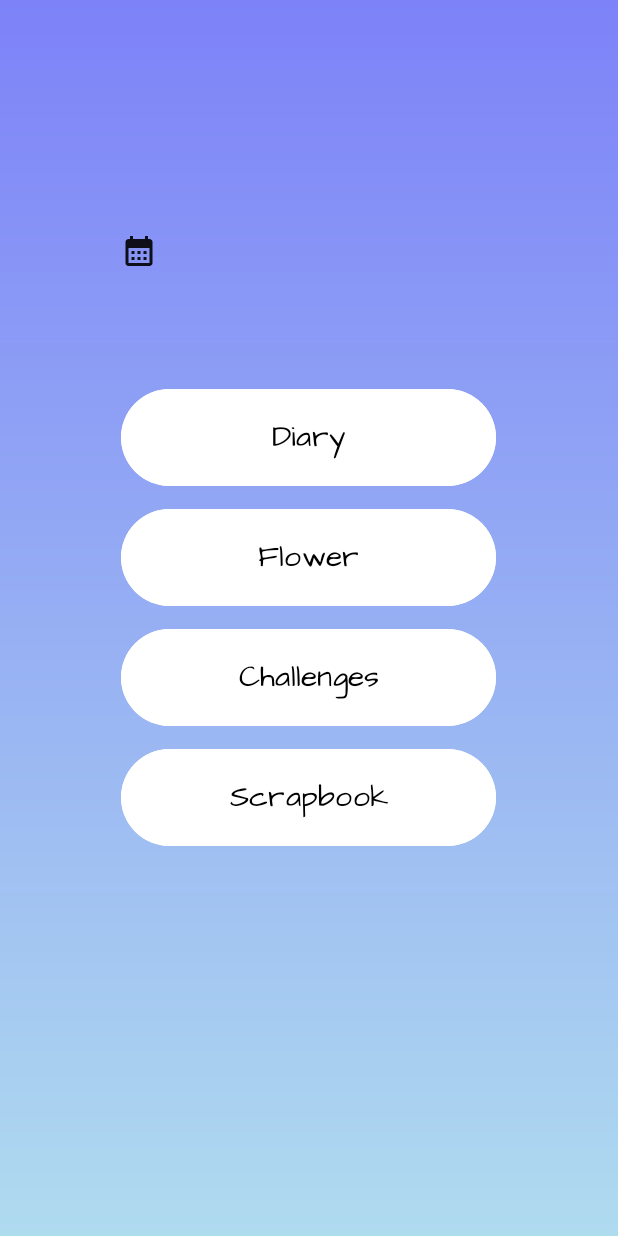
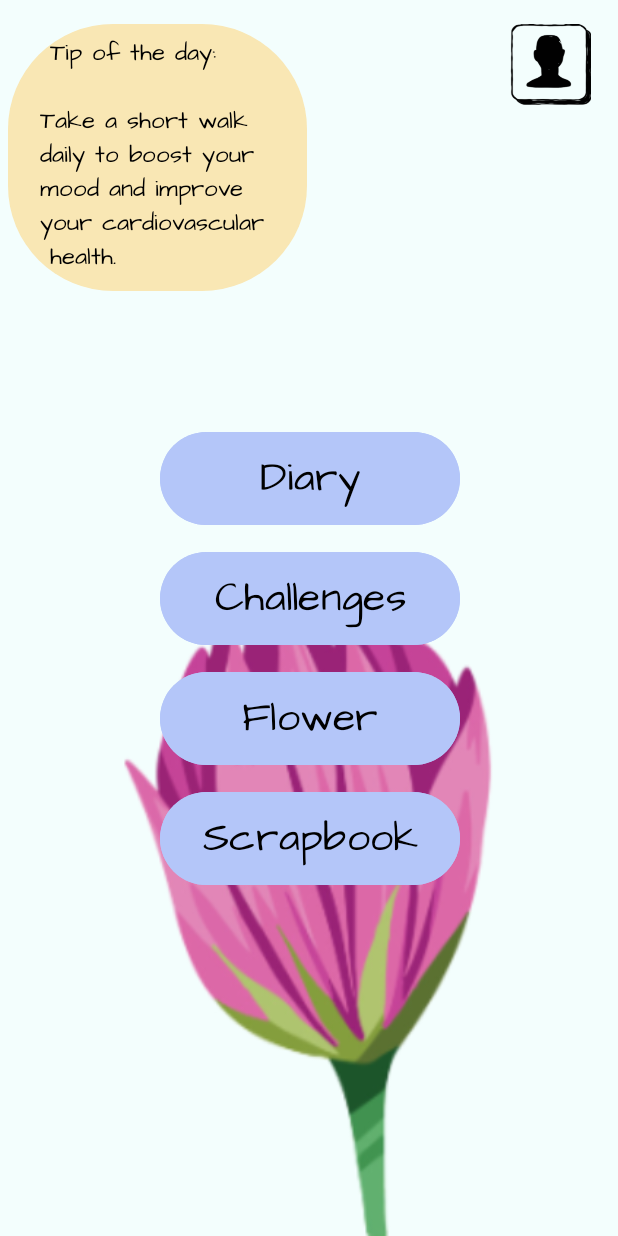
Before and after one commit to JibrilBarkindo/MindKeep, an Android app: the Menu_screen screen opened directly, with no data from a screen before it, on a phone screen of 412 x 824 dp. Run offline under Robolectric (Android 15) with nearby library versions, the phone set to English and light mode, and no system bars.

Commit message:
added more layout design
neeeds profile activity
scrapbook not fully done
needs achievements
maybe a fragment

```diff
--- a/app/build.gradle
+++ b/app/build.gradle
@@ -49,4 +49,5 @@ dependencies {
     testImplementation 'junit:junit:4.13.2'
     androidTestImplementation 'androidx.test.ext:junit:1.1.3'
     androidTestImplementation 'androidx.test.espresso:espresso-core:3.4.0'
+    implementation 'androidx.constraintlayout:constraintlayout:2.1.1'
 }
--- /dev/null
+++ b/app/src/main/res/drawable/beige_box.xml
@@ -0,0 +1,5 @@
+<?xml version="1.0" encoding="utf-8"?>
+<shape xmlns:android="http://schemas.android.com/apk/res/android">
+    <solid android:color="#f9e7b4" />
+    <corners android:radius="70dp" />
+</shape>
--- /dev/null
+++ b/app/src/main/res/drawable/button_border.xml
@@ -0,0 +1,5 @@
+<?xml version="1.0" encoding="utf-8"?>
+<shape xmlns:android="http://schemas.android.com/apk/res/android">
+    <stroke android:width="10dp" android:color="@color/black" />
+    <corners android:radius="10dp" />
+</shape>
--- /dev/null
+++ b/app/src/main/res/drawable/calendar_colour.xml
@@ -0,0 +1,6 @@
+<?xml version="1.0" encoding="utf-8"?>
+<shape xmlns:android="http://schemas.android.com/apk/res/android">
+    <solid android:color="#c4c6ff"/>
+    <stroke android:width="1dp" android:color="#000000"/>
+    <corners android:radius="10dp"/>
+</shape>
--- a/app/src/main/res/drawable/profile.xml
+++ /dev/null
@@ -1,5 +0,0 @@
-<vector android:alpha="0.9" android:height="24dp" android:tint="#000000"
-    android:viewportHeight="24" android:viewportWidth="24"
-    android:width="24dp" xmlns:android="http://schemas.android.com/apk/res/android">
-    <path android:fillColor="@android:color/white" android:pathData="M19,3H5C3.9,3 3,3.9 3,5v14c0,1.1 0.9,2 2,2h14c1.1,0 2,-0.9 2,-2V5C21,3.9 20.1,3 19,3zM12,6c1.93,0 3.5,1.57 3.5,3.5c0,1.93 -1.57,3.5 -3.5,3.5s-3.5,-1.57 -3.5,-3.5C8.5,7.57 10.07,6 12,6zM19,19H5v-0.23c0,-0.62 0.28,-1.2 0.76,-1.58C7.47,15.82 9.64,15 12,15s4.53,0.82 6.24,2.19c0.48,0.38 0.76,0.97 0.76,1.58V19z"/>
-</vector>
--- a/app/src/main/res/layout/activity_menu_screen.xml
+++ b/app/src/main/res/layout/activity_menu_screen.xml
@@ -1,80 +1,106 @@
-<?xml version="1.0" encoding="utf-8"?>
-<RelativeLayout xmlns:android="http://schemas.android.com/apk/res/android"
+<androidx.constraintlayout.widget.ConstraintLayout xmlns:android="http://schemas.android.com/apk/res/android"
     xmlns:app="http://schemas.android.com/apk/res-auto"
     xmlns:tools="http://schemas.android.com/tools"
     android:layout_width="match_parent"
     android:layout_height="match_parent"
-    android:background="@drawable/login_background"
-    android:gravity="center"
-    android:padding="16dp"
-
+    android:background="@drawable/flowerbackround2"
     tools:context=".Menu_screen">
-<FrameLayout
-    android:layout_width="wrap_content"
-    android:layout_height="wrap_content"
 
 
-    />
 
     <ImageView
-        android:id="@+id/scrapbook_widget"
-        android:layout_width="wrap_content"
-        android:layout_height="wrap_content"
-        android:layout_marginTop="-100dp"
+        android:id="@+id/profile"
+        android:layout_width="58dp"
+        android:layout_height="54dp"
+        android:layout_marginTop="16dp"
+        android:layout_marginEnd="16dp"
+        android:src="@drawable/profile"
+        app:layout_constraintEnd_toEndOf="parent"
+        app:layout_constraintTop_toTopOf="parent" />
 
-        android:src="@drawable/baseline_calendar_month_24"
-
-
-        />
 
     <Button
         android:id="@+id/Diary_btn"
-        android:layout_width="250dp"
-        android:layout_height="wrap_content"
-        android:layout_marginTop="0dp"
-        android:backgroundTint="@color/white"
+        android:layout_width="200dp"
+        android:layout_height="70dp"
+        android:layout_marginBottom="470dp"
+        android:backgroundTint="@color/blue"
+        android:fontFamily="@font/architectsdaughter"
         android:onClick="DiaryButtonClicked"
-        android:fontFamily="@font/architectsdaughter"
-        android:padding="18dp"
         android:text="Diary"
         android:textColor="@color/black"
-        android:textSize="20sp" />
+        android:textSize="27sp"
+        app:layout_constraintBottom_toBottomOf="parent"
+        app:layout_constraintEnd_toEndOf="parent"
+        app:layout_constraintHorizontal_bias="0.502"
+        app:layout_constraintStart_toStartOf="parent"
+       />
+
+    <Button
+        android:id="@+id/Challenges_btn"
+        android:layout_width="200dp"
+        android:layout_height="70dp"
+        android:layout_marginBottom="390dp"
+        android:backgroundTint="@color/blue"
+        android:fontFamily="@font/architectsdaughter"
+        android:onClick="challengesButtonClicked"
+        android:text="Challenges"
+        android:textColor="@color/black"
+        android:textSize="27sp"
+        app:layout_constraintBottom_toBottomOf="parent"
+        app:layout_constraintEnd_toEndOf="parent"
+        app:layout_constraintHorizontal_bias="0.502"
+        app:layout_constraintStart_toStartOf="parent" />
+
 
     <Button
         android:id="@+id/flower_btn"
-        android:layout_width="250dp"
-        android:layout_height="wrap_content"
-        android:layout_marginTop="80dp"
-        android:backgroundTint="@color/white"
+        android:layout_width="200dp"
+        android:layout_height="70dp"
+        android:layout_marginBottom="310dp"
+        android:backgroundTint="@color/blue"
+        android:fontFamily="@font/architectsdaughter"
         android:onClick="flowerButtonClicked"
-        android:padding="18dp"
         android:text="Flower"
-        android:fontFamily="@font/architectsdaughter"
         android:textColor="@color/black"
-        android:textSize="20sp" />
-    <Button
-        android:id="@+id/Challenges_btn"
-        android:layout_width="250dp"
-        android:layout_height="wrap_content"
-        android:layout_marginTop="160dp"
-        android:backgroundTint="@color/white"
-        android:onClick="challengesButtonClicked"
-        android:fontFamily="@font/architectsdaughter"
-        android:padding="18dp"
-        android:text="Challenges"
-        android:textColor="@color/black"
-        android:textSize="20sp" />
+        android:textSize="27sp"
+        app:layout_constraintBottom_toBottomOf="parent"
+        app:layout_constraintEnd_toEndOf="parent"
+        app:layout_constraintHorizontal_bias="0.502"
+
+        app:layout_constraintStart_toStartOf="parent" />
+
+
     <Button
         android:id="@+id/scrapbook"
-        android:layout_width="250dp"
-        android:layout_height="wrap_content"
-        android:layout_marginTop="240dp"
-        android:backgroundTint="@color/white"
+        android:layout_width="200dp"
+        android:layout_height="70dp"
+        android:layout_marginBottom="230dp"
+        android:backgroundTint="@color/blue"
+        android:fontFamily="@font/architectsdaughter"
         android:onClick="scrapbookButtonClicked"
-        android:padding="18dp"
         android:text="Scrapbook"
+        android:textColor="@color/black"
+        android:textSize="27sp"
+        app:layout_constraintBottom_toBottomOf="parent"
+        app:layout_constraintEnd_toEndOf="parent"
+        app:layout_constraintHorizontal_bias="0.502"
+        app:layout_constraintStart_toStartOf="parent" />
+
+    <TextView
+        android:id="@+id/beige_box"
+        android:layout_width="199dp"
+        android:layout_height="178dp"
+        android:layout_marginTop="16dp"
+        android:background="@drawable/beige_box"
         android:fontFamily="@font/architectsdaughter"
-        android:textColor="@color/black"
-        android:textSize="20sp" />
+        android:padding="8dp"
+        android:text="   Tip of the day: \n\n  Take a short walk \n  daily to boost your \n  mood and improve \n  your cardiovascular \n   health."
+        android:textColor="#000"
+        android:textSize="16sp"
+        app:layout_constraintEnd_toEndOf="parent"
+        app:layout_constraintHorizontal_bias="0.025"
+        app:layout_constraintStart_toStartOf="parent"
+        app:layout_constraintTop_toTopOf="parent" />
 
-</RelativeLayout>
+</androidx.constraintlayout.widget.ConstraintLayout>
--- a/app/src/main/res/values/colors.xml
+++ b/app/src/main/res/values/colors.xml
@@ -2,4 +2,5 @@
 <resources>
     <color name="black">#FF000000</color>
     <color name="white">#FFFFFFFF</color>
+    <color name="blue">#FFb4c6f9</color>
 </resources>
--- a/app/src/main/res/values/strings.xml
+++ b/app/src/main/res/values/strings.xml
@@ -10,6 +10,9 @@
     <string name="invalid_password">Password must be >5 characters</string>
     <string name="login_failed">"Login failed"</string>
     <string name="mood_rating_slider_description">Mood rating slider. Slide to select your mood level.</string>
+    <string name="scrapbook_title">           Scrapbook</string>
+
+
 
 
 </resources>
```
Also changed, not shown: app/src/main/res/drawable/bluebox.xml (added, +7 -0 lines), app/src/main/res/layout/activity_diary_screen.xml (+7 -7 lines), app/src/main/res/layout/activity_scrapbook.xml (+42 -25 lines), app/src/main/res/layout/activity_start_screen.xml (+6 -5 lines), app/src/main/res/drawable/background.png (added), app/src/main/res/drawable/background1.png (added), app/src/main/res/drawable/backgroundwtip.png (added), app/src/main/res/drawable/flowerbackground.png (added), app/src/main/res/drawable/flowerbackround2.png (added), app/src/main/res/drawable/photoplaceholder.png (added), app/src/main/res/drawable/profile.png (added).
